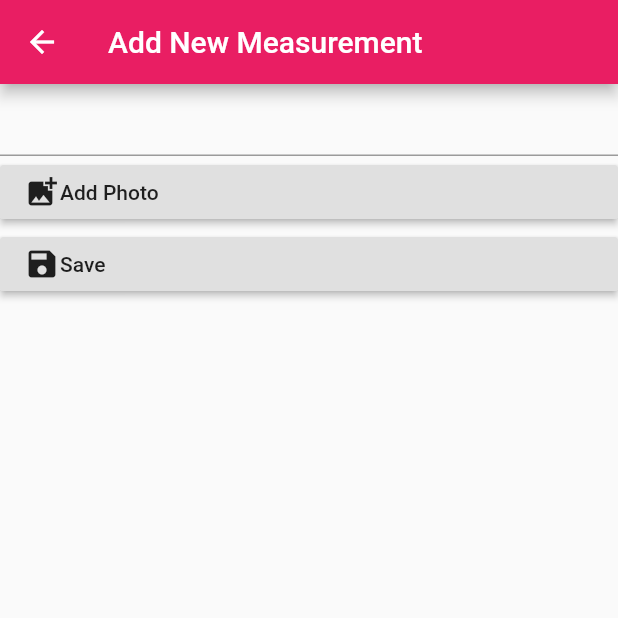
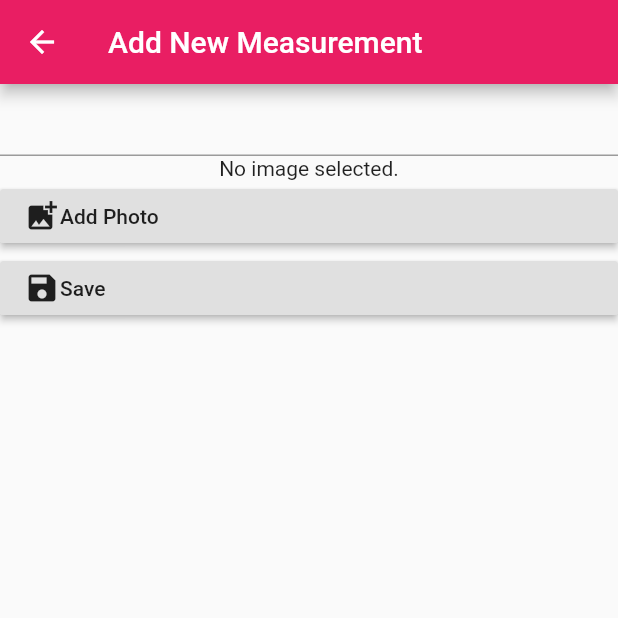
Before and after one commit to gauravxdhingra/Boutique-App-Flutter, a Flutter app: the AddMeasurement screen opened directly, after a tap on "Add Photo", on a phone screen of 412 x 824 dp, the top half of it. Run offline on Flutter 3.47's test engine with Material 2 defaults, Android fonts, the phone set to English and light mode, and no system bars; our stand-ins replace image_picker.

Commit message:
Image Picker In

```diff
--- a/lib/main.dart
+++ b/lib/main.dart
@@ -1,7 +1,6 @@
 import 'package:flutter/material.dart';
-import 'package:sahil_boutique/screens/add_measurement.dart';
-import 'package:sahil_boutique/screens/measurement.dart';
 
+import 'screens/add_measurement.dart';
 import 'widgets/customer_list.dart';
 
 void main() {
--- a/lib/screens/add_measurement.dart
+++ b/lib/screens/add_measurement.dart
@@ -1,4 +1,7 @@
+import 'dart:io';
+
 import 'package:flutter/material.dart';
+import 'package:image_picker/image_picker.dart';
 
 class AddMeasurement extends StatefulWidget {
   AddMeasurement({Key key}) : super(key: key);
@@ -8,6 +11,17 @@ class AddMeasurement extends StatefulWidget {
 }
 
 class _AddMeasurementState extends State<AddMeasurement> {
+  File _image;
+  final picker = ImagePicker();
+
+  Future getImage() async {
+    final pickedFile = await picker.getImage(source: ImageSource.camera);
+
+    setState(() {
+      _image = File(pickedFile.path);
+    });
+  }
+
   @override
   Widget build(BuildContext context) {
     return Scaffold(
@@ -18,14 +32,17 @@ class _AddMeasurementState extends State<AddMeasurement> {
         child: Column(
           children: <Widget>[
             TextFormField(),
+            _image == null ? Text('No image selected.') : Image.file(_image),
             RaisedButton(
-              onPressed: () {},
+              onPressed: () {
+                getImage();
+              },
               child: Row(
                 children: <Widget>[
                   Icon(
                     Icons.add_photo_alternate,
                   ),
-                  Text('Add Photo'),
+                  Text(_image == null ? 'Add Photo' : "Change Photo"),
                 ],
               ),
             ),
--- a/lib/widgets/customer_list.dart
+++ b/lib/widgets/customer_list.dart
@@ -1,5 +1,6 @@
 import 'package:flutter/material.dart';
-import 'package:sahil_boutique/screens/measurement.dart';
+
+import '../screens/measurement.dart';
 
 class CustomerList extends StatelessWidget {
   const CustomerList({
--- a/pubspec.yaml
+++ b/pubspec.yaml
@@ -26,6 +26,7 @@ dependencies:
   firebase_core: ^0.4.5
   firebase_storage: ^3.1.6
   cloud_firestore: ^0.13.7
+  image_picker: ^0.6.7+4
 
   # The following adds the Cupertino Icons font to your application.
   # Use with the CupertinoIcons class for iOS style icons.
```
Also changed, not shown: pubspec.lock, 1 other file.
